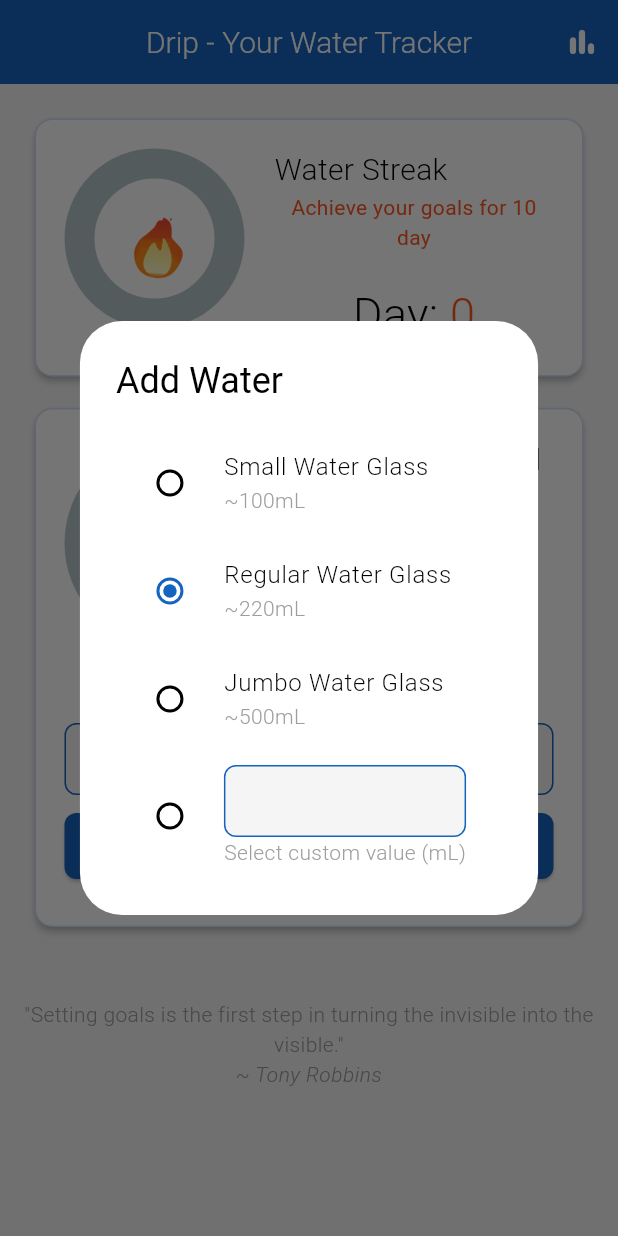
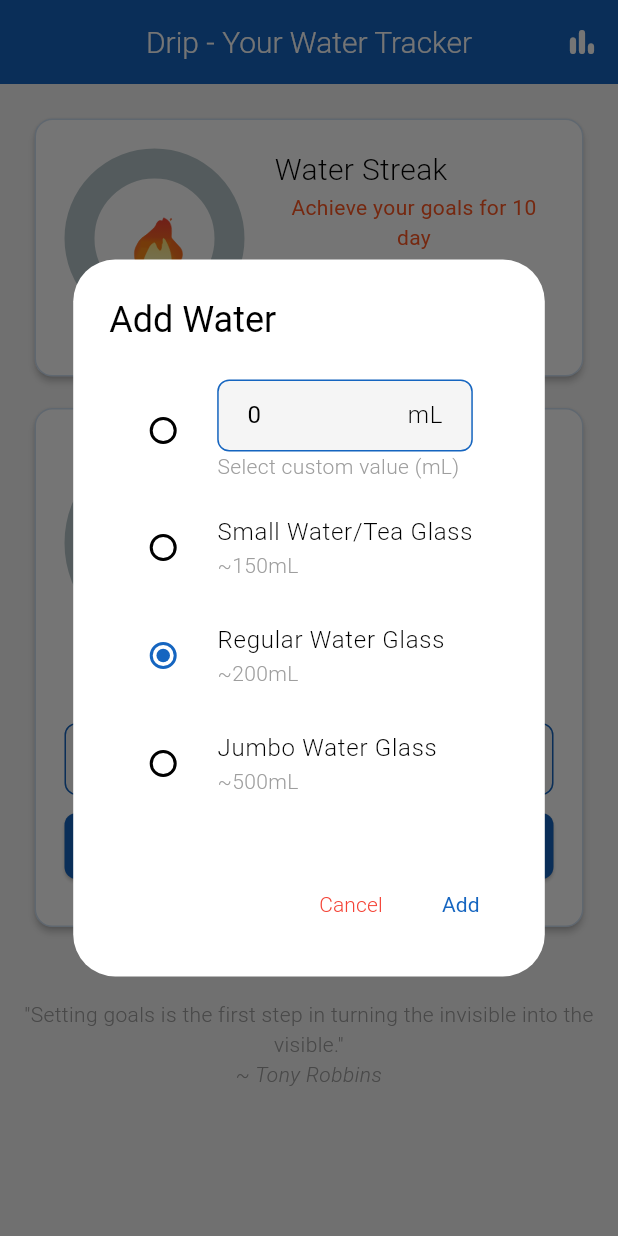
Before and after one commit to pamiracar/drip, a Flutter app: the screen it shows after launch, after a tap on "Drink Water", on a phone screen of 412 x 824 dp. Run offline on Flutter 3.47's test engine with Material 3 defaults, Android fonts, the phone set to English and light mode, and no system bars; drawn by our look-alikes of percent_indicator; our stand-ins replace fl_chart, flutter_screenutil, get, lottie, sqflite; accounts and stored records are empty.

Commit message:
glass water system was added

```diff
--- a/lib/pages/home_page/home_page.dart
+++ b/lib/pages/home_page/home_page.dart
@@ -13,6 +13,7 @@
   @override
   Widget build(BuildContext context) {
     return Scaffold(
+      resizeToAvoidBottomInset: false,
       appBar: AppBar(
         title: const Text(
           "Drip - Your Water Tracker",
@@ -97,9 +98,9 @@
                           ),
                           circularStrokeCap: CircularStrokeCap.round,
                           center: Text(
-                            "${widget.controller.waterDrank.value}",
+                            "${widget.controller.waterDrank.value} mL",
                             style: TextStyle(
-                              fontSize: 18,
+                              fontSize: 17,
                               fontWeight: FontWeight.w300,
                             ),
                           ),
--- a/lib/pages/home_page/home_page_controller.dart
+++ b/lib/pages/home_page/home_page_controller.dart
@@ -6,19 +6,21 @@
 import 'package:drip/quotes.dart';
 import 'package:drip/services/db_service.dart';
 import 'package:flutter/material.dart';
+import 'package:get/get.dart';
 import 'package:get/state_manager.dart';
 import 'package:path/path.dart';
 
 class HomePageController extends GetxController {
-  RxInt waterGoal = 12.obs;
+  RxInt waterGoal = 2500.obs;
   RxInt waterDrank = 0.obs;
   TextEditingController goalController = TextEditingController();
-  TextEditingController waterValueController = TextEditingController();
+  TextEditingController waterValueController = TextEditingController(text: "0");
   final DatabaseService databaseService = DatabaseService.instance;
   RxInt streakDay = 0.obs;
   RxInt streakGoal = 10.obs;
-  RxInt selectedWaterML = 220.obs;
-
+  RxInt selectedWaterML = 200.obs;
+  Map<String, String>? randomQuote;
+  RxInt waterValue = 0.obs;
 
   double get waterPercentage =>
       waterGoal.value == 0 ? 0 : waterDrank.value / waterGoal.value;
@@ -26,9 +28,9 @@
   double get streakPercentage =>
       streakGoal.value == 0 ? 0 : streakDay.value / streakGoal.value;
 
-  void incrementWater() {
+  void incrementWater({required int water}) {
     if (waterDrank.value < waterGoal.value) {
-      waterDrank.value++;
+      waterDrank.value = waterDrank.value + water;
       databaseService.updateDailyGoal(2, waterDrank.value);
       debugPrint("update of drank successfully completed");
       databaseService.printd();
@@ -52,7 +54,7 @@
         "${DateTime.now().year}-${DateTime.now().month}-${DateTime.now().day}";
     final List<Drip>? dripList = await databaseService.getDrip();
     if (dripList == null || dripList.isEmpty) {
-      await databaseService.addRow("daily_goal", 12);
+      await databaseService.addRow("daily_goal", 2500);
       await databaseService.addRow("drank_water", 0);
       await databaseService.addRow("streak", 0);
       await databaseService.addRow("last_updated", date);
@@ -202,32 +204,45 @@
     await databaseService.updateDailyGoal(4, todayString);
   }
 
-  Map<String, String>? randomQuote;
-
-  int? waterValue = 0;
-
-
   void drinkWater(BuildContext context) {
-    incrementWater();
     showDialog(
       context: context,
       builder: (context) {
-        return AlertDialog(
+        return MediaQuery(
+          data: MediaQuery.of(context).copyWith(viewInsets: EdgeInsets.zero),
+          child: AlertDialog(
             title: const Text("Add Water"),
             content: Column(
               mainAxisSize: MainAxisSize.min,
               children: [
                 Obx(
                   () => RadioListTile<int>(
-              value: 100,
+                    value: waterValue.value,
                     groupValue: selectedWaterML.value,
-              onChanged: (value) => selectedWaterML.value = value!,
-              title: const Text(
-                "Small Water Glass",
+                    onChanged: (value) {
+                      selectedWaterML.value = value!;
+                      waterValue.value = int.tryParse(
+                        waterValueController.text,
+                      )!;
+                      debugPrint(value.toString());
+                    },
+                    title: TextFormField(
+                      controller: waterValueController,
+                      decoration: InputDecoration(
+                        suffix: const Text(
+                          " mL",
                           style: TextStyle(fontWeight: FontWeight.w300),
                         ),
+                      ),
+                      keyboardType: TextInputType.number,
+                      onChanged: (value) {
+                        debugPrint(
+                          "Text Field instant ${waterValueController.text}",
+                        );
+                      },
+                    ),
                     subtitle: const Text(
-                "~100mL",
+                      "Select custom value (mL)",
                       style: TextStyle(
                         fontWeight: FontWeight.w300,
                         color: Colors.grey,
@@ -237,15 +252,39 @@
                 ),
                 Obx(
                   () => RadioListTile<int>(
-              value:220,
+                    value: 150,
                     groupValue: selectedWaterML.value,
-              onChanged: (value) => selectedWaterML.value = value!,
+                    onChanged: (value) {
+                      selectedWaterML.value = value!;
+                      debugPrint(value.toString());
+                    },
+                    title: const Text(
+                      "Small Water/Tea Glass",
+                      style: TextStyle(fontWeight: FontWeight.w300),
+                    ),
+                    subtitle: const Text(
+                      "~150mL",
+                      style: TextStyle(
+                        fontWeight: FontWeight.w300,
+                        color: Colors.grey,
+                      ),
+                    ),
+                  ),
+                ),
+                Obx(
+                  () => RadioListTile<int>(
+                    value: 200,
+                    groupValue: selectedWaterML.value,
+                    onChanged: (value) {
+                      selectedWaterML.value = value!;
+                      debugPrint(value.toString());
+                    },
                     title: const Text(
                       "Regular Water Glass",
                       style: TextStyle(fontWeight: FontWeight.w300),
                     ),
                     subtitle: const Text(
-                "~220mL",
+                      "~200mL",
                       style: TextStyle(
                         fontWeight: FontWeight.w300,
                         color: Colors.grey,
@@ -257,7 +296,10 @@
                   () => RadioListTile<int>(
                     value: 500,
                     groupValue: selectedWaterML.value,
-              onChanged: (value) => selectedWaterML.value = value!,
+                    onChanged: (value) {
+                      selectedWaterML.value = value!;
+                      debugPrint(value.toString());
+                    },
                     title: const Text(
                       "Jumbo Water Glass",
                       style: TextStyle(fontWeight: FontWeight.w300),
@@ -271,29 +313,38 @@
                     ),
                   ),
                 ),
-          Obx(
-            () => RadioListTile<int>(
-              value:waterValue,
-              groupValue: selectedWaterML.value,
-              onChanged: (value) {
-                selectedWaterML.value = value!;
-                waterValue = int.tryParse(waterValueController.text);
-                debugPrint(value.toString());
+
+                SizedBox(height: 10),
+              ],
+            ),
+            actions: [
+              TextButton(
+                onPressed: () {
+                  waterValueController.text = "0";
+                  selectedWaterML.value = 200;
+                  Get.back();
                 },
-              title: TextFormField(
-                controller: waterValueController,
-                decoration: InputDecoration(
-                  suffix: const Text(" mL")
-                ),
-                keyboardType: TextInputType.number,
-              ),
-              subtitle: const Text(
-                "Select custom value (mL)",
+                child: const Text(
+                  "Cancel",
                   style: TextStyle(
+                    color: Colors.red,
                     fontWeight: FontWeight.w300,
-                  color: Colors.grey,
                   ),
                 ),
+              ),
+              TextButton(
+                onPressed: () {
+                  debugPrint(
+                    "The water gonna be added: ${selectedWaterML.value.toString()}",
+                  );
+                  incrementWater(water: selectedWaterML.value);
+                  waterValueController.text = "0";
+                  selectedWaterML.value = 200;
+                  Get.back();
+                },
+                child: const Text(
+                  "Add",
+                  style: TextStyle(fontWeight: FontWeight.w400),
                 ),
               ),
             ],
@@ -301,6 +352,13 @@
         );
       },
     );
+  }
+
+  @override
+  void onClose() {
+    super.onClose();
+    waterValueController.dispose();
+    goalController.dispose();
   }
 
   @override
--- a/lib/pages/profile_page/profile_page.dart
+++ b/lib/pages/profile_page/profile_page.dart
@@ -10,6 +10,7 @@
   @override
   Widget build(BuildContext context) {
     return Scaffold(
+      resizeToAvoidBottomInset: false,
       appBar: AppBar(
         title: const Text(
           "Your Water Stats",
--- a/lib/theme/theme.dart
+++ b/lib/theme/theme.dart
@@ -119,6 +119,9 @@
         ),
       ),
     ),
+    textTheme: TextTheme(
+
+    ).apply(fontFamily: "inter"),
     elevatedButtonTheme: ElevatedButtonThemeData(
       style: ElevatedButton.styleFrom(
         foregroundColor: AppColors.lightOnPrimary,
```
Also changed, not shown: pubspec.yaml (+5 -5 lines), assets/fonts/inter.ttf (added). Lines whose indentation alone changed are shown as unchanged.
